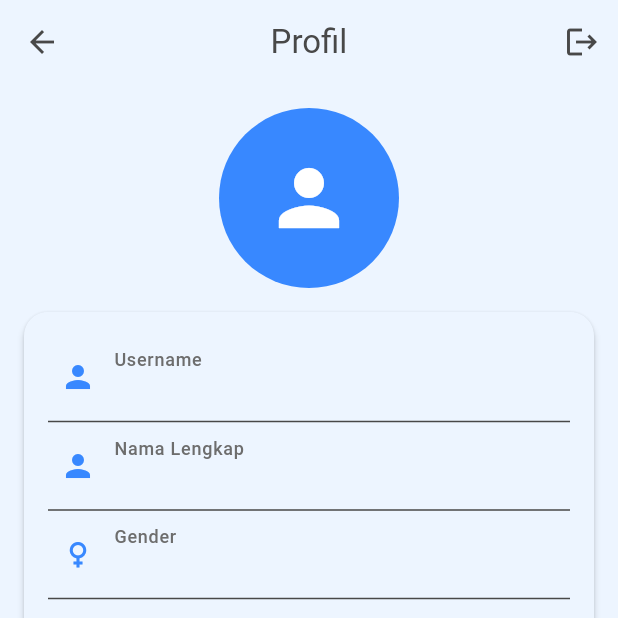
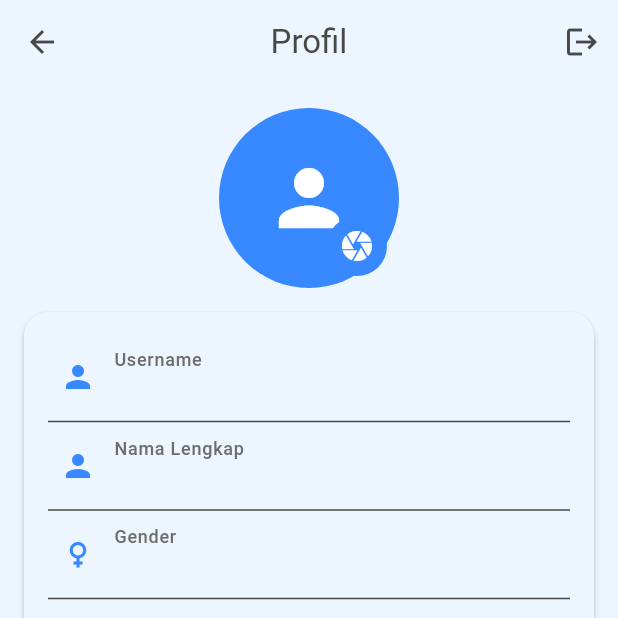
Before and after one commit to dimassetio/godsseo_internship_app, a Flutter app: the ProfileView screen opened by its route, on a phone screen of 412 x 824 dp, the top half of it. Run offline on Flutter 3.47's test engine with Material 3 defaults, Android fonts, the phone set to English and light mode, and no system bars; our stand-ins replace cached_network_image, cloud_firestore, device_info_plus, firebase_auth, firebase_core, firebase_storage and 8 more; accounts and stored records are empty.

Commit message:
edit profile picture

```diff
--- a/lib/app/modules/profile/views/profile_view.dart
+++ b/lib/app/modules/profile/views/profile_view.dart
@@ -1,5 +1,8 @@
+import "dart:io";
+
 import "package:cached_network_image/cached_network_image.dart";
 import "package:flutter/material.dart";
+import "package:flutter_image_compress/flutter_image_compress.dart";
 
 import "package:get/get.dart";
 import "package:godsseo/app/data/helpers/formatter.dart";
@@ -8,6 +11,7 @@ import "package:godsseo/app/data/models/user_model.dart";
 import "package:godsseo/app/data/widgets/bottom_bar.dart";
 import "package:godsseo/app/data/widgets/card_column.dart";
 import "package:godsseo/app/data/widgets/dialog.dart";
+import "package:godsseo/app/data/widgets/form_foto.dart";
 import "package:godsseo/app/data/widgets/tile.dart";
 import "package:godsseo/app/modules/auth/controllers/auth_controller.dart";
 import "package:nb_utils/nb_utils.dart";
@@ -46,16 +50,54 @@ class ProfileView extends GetView<ProfileController> {
           padding: EdgeInsets.all(16),
           child: Column(
             children: [
-              CircleAvatar(
-                  backgroundColor: primaryColor(context),
-                  child: Icon(
-                    Icons.person,
-                    size: 60,
+              Stack(
+                children: [
+                  Obx(
+                    () => CircleAvatar(
+                        backgroundColor: primaryColor(context),
+                        backgroundImage:
+                            (authC.user.foto?.isEmptyOrNull ?? true)
+                                ? null
+                                : CachedNetworkImageProvider(authC.user.foto!),
+                        foregroundImage: controller.selectedPhotoPath.isEmpty
+                            ? null
+                            : FileImage(
+                                File(controller.selectedPhotoPath.value)),
+                        radius: 60,
+                        child: (authC.user.foto?.isEmptyOrNull ?? true)
+                            ? Icon(
+                                Icons.person,
+                                size: 60,
+                              )
+                            : null),
                   ),
-                  foregroundImage: (authC.user.foto.isEmptyOrNull)
-                      ? null
-                      : CachedNetworkImageProvider(authC.user.foto!),
-                  radius: 60),
+                  SizedBox(
+                    height: 120,
+                    width: 120,
+                    child: Align(
+                        alignment: Alignment.bottomRight,
+                        child: Obx(
+                          () => IconButton(
+                            onPressed: controller.isLoading
+                                ? null
+                                : () async {
+                                    var result =
+                                        await imagePickerBottomSheet(context);
+                                    if (result is XFile) {
+                                      controller.selectedPhotoPath.value =
+                                          result.path;
+                                      await controller.save();
+                                    }
+                                  },
+                            icon: CircleAvatar(
+                                child: controller.isLoading
+                                    ? CircularProgressIndicator()
+                                    : Icon(Icons.camera)),
+                          ),
+                        )),
+                  )
+                ],
+              ),
               16.height,
               GSCardColumn(
                 children: [
```
Also changed, not shown: lib/app/modules/home/views/home_view.dart (+6 -1 lines), lib/app/modules/profile/controllers/profile_controller.dart (+30 -0 lines).
